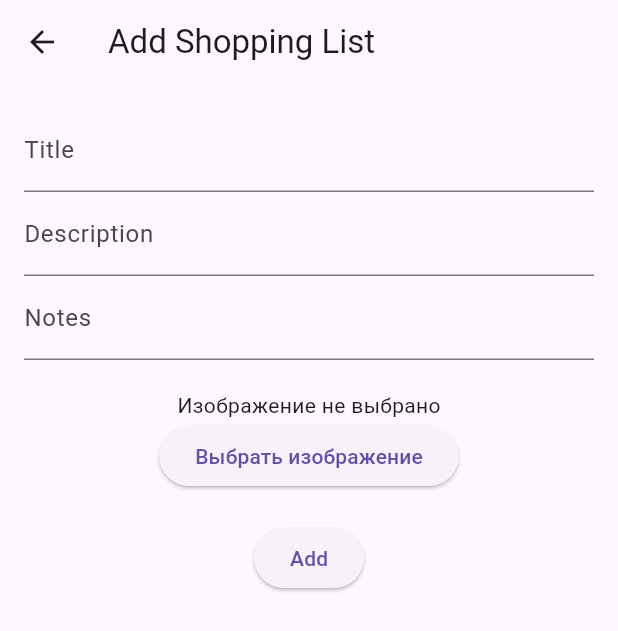
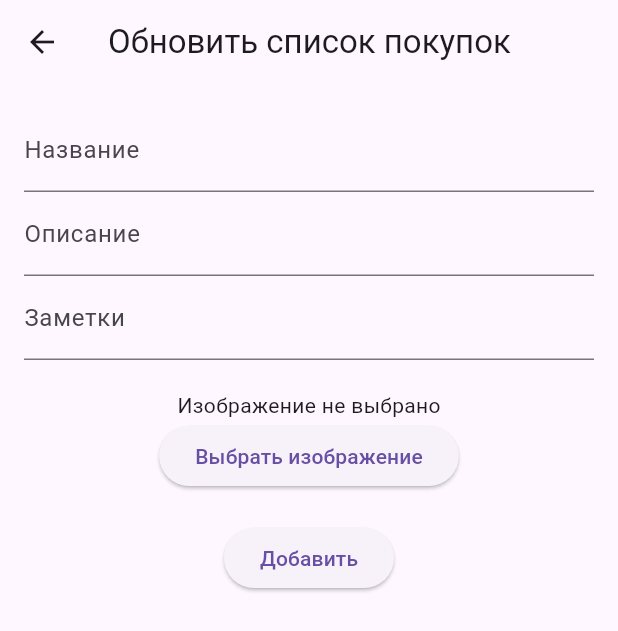
Before and after one commit to diemetro/ithub-flutter, a Flutter app: the AddShoppingView screen opened by its route, on a phone screen of 412 x 824 dp. Shown: the top 631 px of the screen. Run offline on Flutter 3.47's test engine with Material 3 defaults, Android fonts, the phone set to English and light mode, and no system bars; our stand-ins replace image_picker; accounts and stored records are empty.

Commit message:
rename labels

```diff
--- a/lib/main.dart
+++ b/lib/main.dart
@@ -24,7 +24,7 @@ class MyApp extends StatelessWidget {
         ChangeNotifierProvider(create: (_) => AuthViewModel()),
       ],
       child: MaterialApp(
-        title: 'Shopping Manager',
+        title: 'Менеджер покупок',
         theme: ThemeData(
           primarySwatch: Colors.blue,
           visualDensity: VisualDensity.adaptivePlatformDensity,
@@ -80,7 +80,7 @@ class _HomeScreenState extends State<HomeScreen> {
   Widget build(BuildContext context) {
     return Scaffold(
       appBar: AppBar(
-        title: Text('Shopping Manager'),
+        title: Text('Менеджер покупок'),
         actions: [
           IconButton(
             icon: Icon(Icons.logout),
@@ -96,15 +96,15 @@ class _HomeScreenState extends State<HomeScreen> {
         items: const <BottomNavigationBarItem>[
           BottomNavigationBarItem(
             icon: Icon(Icons.list),
-            label: 'Shopping Lists',
+            label: 'Список покупок',
           ),
           BottomNavigationBarItem(
             icon: Icon(Icons.star),
-            label: 'Favorites',
+            label: 'Избранное',
           ),
           BottomNavigationBarItem(
             icon: Icon(Icons.person),
-            label: 'Profile',
+            label: 'Профиль',
           ),
         ],
         currentIndex: _selectedIndex,
--- a/lib/views/add_shopping_view.dart
+++ b/lib/views/add_shopping_view.dart
@@ -46,7 +46,7 @@ class _AddShoppingViewState extends State<AddShoppingView> {
 
     return Scaffold(
       appBar: AppBar(
-        title: Text('Add Shopping List'),
+        title: Text('Обновить список покупок'),
       ),
       body: Padding(
         padding: const EdgeInsets.all(16.0),
@@ -54,15 +54,15 @@ class _AddShoppingViewState extends State<AddShoppingView> {
           children: <Widget>[
             TextField(
               controller: _titleController,
-              decoration: InputDecoration(labelText: 'Title'),
+              decoration: InputDecoration(labelText: 'Название'),
             ),
             TextField(
               controller: _descriptionController,
-              decoration: InputDecoration(labelText: 'Description'),
+              decoration: InputDecoration(labelText: 'Описание'),
             ),
             TextField(
               controller: _notesController,
-              decoration: InputDecoration(labelText: 'Notes'),
+              decoration: InputDecoration(labelText: 'Заметки'),
             ),
             SizedBox(height: 20),
             _image != null
@@ -94,7 +94,7 @@ class _AddShoppingViewState extends State<AddShoppingView> {
                 shoppingListViewModel.addShoppingList(newList);
                 Navigator.pop(context);
               },
-              child: Text('Add'),
+              child: Text('Добавить'),
             ),
           ],
         ),
--- a/lib/views/edit_shopping_view.dart
+++ b/lib/views/edit_shopping_view.dart
@@ -59,7 +59,7 @@ class _EditShoppingViewState extends State<EditShoppingView> {
 
     return Scaffold(
       appBar: AppBar(
-        title: Text('Edit Shopping List'),
+        title: Text('Редактировать список покупок'),
       ),
       body: Padding(
         padding: const EdgeInsets.all(16.0),
@@ -67,15 +67,15 @@ class _EditShoppingViewState extends State<EditShoppingView> {
           children: <Widget>[
             TextField(
               controller: _titleController,
-              decoration: InputDecoration(labelText: 'Title'),
+              decoration: InputDecoration(labelText: 'Название'),
             ),
             TextField(
               controller: _descriptionController,
-              decoration: InputDecoration(labelText: 'Description'),
+              decoration: InputDecoration(labelText: 'Описание'),
             ),
             TextField(
               controller: _notesController,
-              decoration: InputDecoration(labelText: 'Notes'),
+              decoration: InputDecoration(labelText: 'Заметки'),
             ),
             SizedBox(height: 20),
             _image != null
@@ -108,7 +108,7 @@ class _EditShoppingViewState extends State<EditShoppingView> {
                 shoppingListViewModel.updateShoppingList(updatedList);
                 Navigator.pop(context);
               },
-              child: Text('Update'),
+              child: Text('Обновить'),
             ),
           ],
         ),
--- a/lib/views/favorites_view.dart
+++ b/lib/views/favorites_view.dart
@@ -21,7 +21,7 @@ class FavoritesView extends StatelessWidget {
 
     return Scaffold(
       appBar: AppBar(
-        title: Text('Favorites'),
+        title: Text('Избранное'),
       ),
       body: ListView.builder(
         itemCount: userFavorites.length,
--- a/lib/views/help_view.dart
+++ b/lib/views/help_view.dart
@@ -5,7 +5,7 @@ class HelpView extends StatelessWidget {
   Widget build(BuildContext context) {
     return Scaffold(
       appBar: AppBar(
-        title: Text('Help'),
+        title: Text('Помощь'),
       ),
       body: Center(
         child: Text('Help content goes here.'),
--- a/lib/views/login_view.dart
+++ b/lib/views/login_view.dart
@@ -37,14 +37,14 @@ class _LoginViewState extends State<LoginView> {
             TextField(
               controller: _emailController,
               decoration: InputDecoration(
-                labelText: 'Email',
+                labelText: 'Логин /Email/',
                 errorText: _errorMessage,
               ),
             ),
             TextField(
               controller: _passwordController,
               decoration: InputDecoration(
-                labelText: 'Password',
+                labelText: 'Пароль',
                 errorText: _errorMessage,
               ),
               obscureText: true,
--- a/lib/views/settings_view.dart
+++ b/lib/views/settings_view.dart
@@ -5,7 +5,7 @@ class SettingsView extends StatelessWidget {
   Widget build(BuildContext context) {
     return Scaffold(
       appBar: AppBar(
-        title: Text('Settings'),
+        title: Text('Настройки'),
       ),
       body: Center(
         child: Text('Settings content goes here.'),
--- a/lib/views/shopping_list_view.dart
+++ b/lib/views/shopping_list_view.dart
@@ -20,7 +20,7 @@ class ShoppingListView extends StatelessWidget {
 
     return Scaffold(
       appBar: AppBar(
-        title: Text('Shopping Lists'),
+        title: Text('Список покупок'),
       ),
       body: ListView.builder(
         itemCount: userShoppingLists.length,
--- a/lib/views/welcome_view.dart
+++ b/lib/views/welcome_view.dart
@@ -22,7 +22,7 @@ class WelcomeView extends StatelessWidget {
 
     return Scaffold(
       appBar: AppBar(
-        title: Text('Welcome'),
+        title: Text('Добро пожаловать!'),
       ),
       body: Padding(
         padding: const EdgeInsets.all(16.0),
@@ -35,7 +35,7 @@ class WelcomeView extends StatelessWidget {
             ),
             SizedBox(height: 20),
             Text(
-              'Вот примеры покупок, чтобы добавить ваши - нужно авторизоваться',
+              'Вот примеры покупок, но чтобы добавить ваши новые покупки - нужно авторизоваться',
               style: TextStyle(fontSize: 18),
               textAlign: TextAlign.center,
             ),
```
